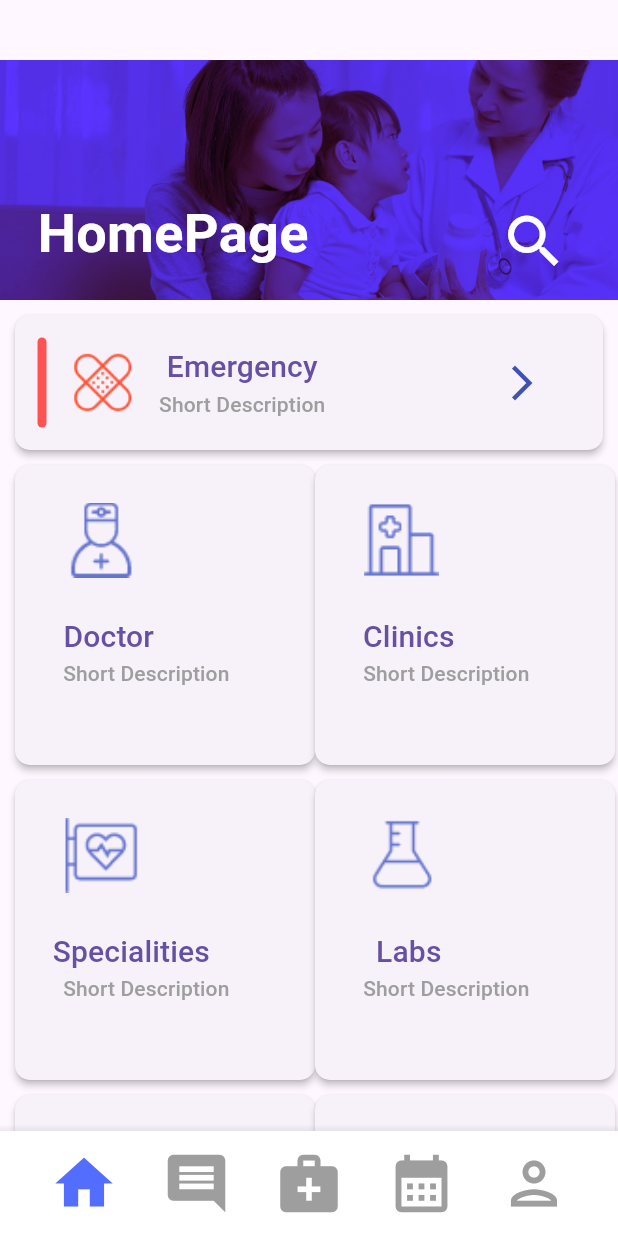
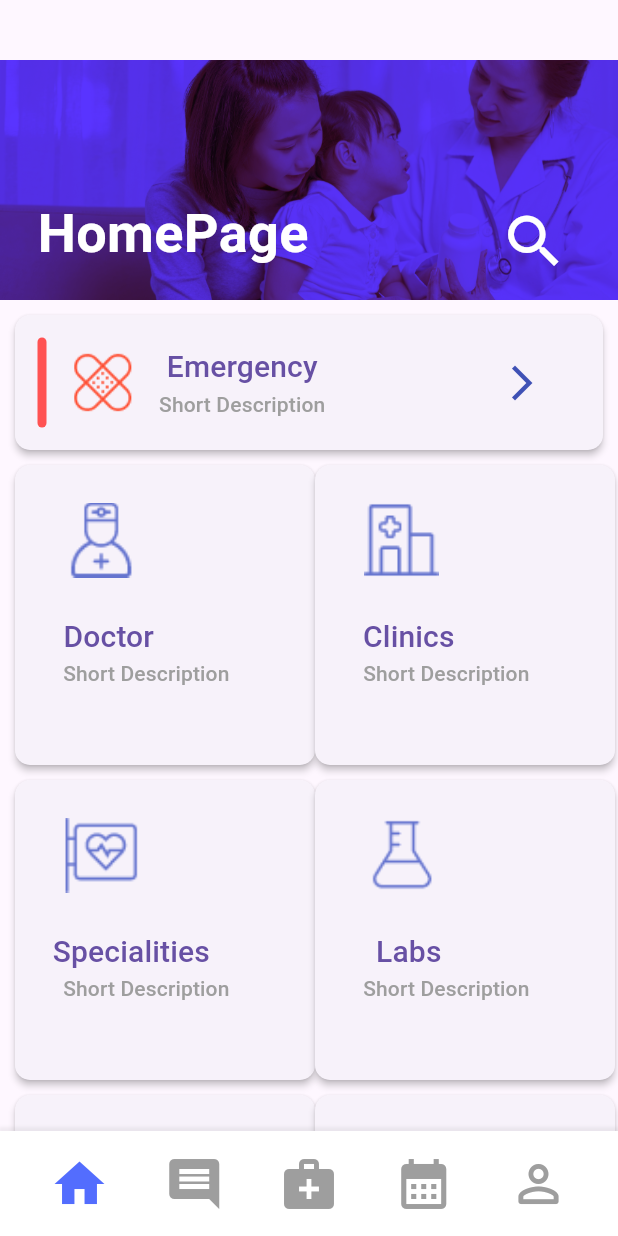
Before and after one commit to EiiMey/Digital_Clinics_App_mobile, a Flutter app: the MyHomePage screen opened by its route, on a phone screen of 412 x 824 dp. Run offline on Flutter 3.47's test engine with Material 3 defaults, Android fonts, the light colour scheme and no system bars; our stand-ins replace flutter_svg.

Commit message:
New feature

```diff
--- a/lib/home_page/home_page.dart
+++ b/lib/home_page/home_page.dart
@@ -1,8 +1,8 @@
-
 import 'package:flutter/material.dart';
 
-
-
+void main() {
+  runApp(MaterialApp(home: MyHomePage(), debugShowCheckedModeBanner: false));
+}
 
 class MyHomePage extends StatelessWidget {
   Widget build(BuildContext context) {
@@ -463,14 +463,14 @@ class MyHomePage extends StatelessWidget {
               margin: EdgeInsets.only(left: 25),
               child: IconButton(
                 onPressed: () {},
-                icon: Icon(Icons.home, size: 46, color: Colors.indigoAccent),
+                icon: Icon(Icons.home, size: 40, color: Colors.indigoAccent),
               ),
             ),
 
             Container(
               child: IconButton(
                 onPressed: () {},
-                icon: Icon(Icons.comment, size: 46, color: Colors.grey),
+                icon: Icon(Icons.comment, size: 40, color: Colors.grey),
               ),
             ),
 
@@ -481,7 +481,7 @@ class MyHomePage extends StatelessWidget {
                 },
                 icon: Icon(
                   Icons.medical_services,
-                  size: 46,
+                  size: 40,
                   color: Colors.grey,
                 ),
               ),
@@ -490,17 +490,15 @@ class MyHomePage extends StatelessWidget {
             Container(
               child: IconButton(
                 onPressed: () {},
-                icon: Icon(Icons.calendar_month, size: 46, color: Colors.grey),
+                icon: Icon(Icons.calendar_month, size: 40, color: Colors.grey),
               ),
             ),
 
             Container(
               margin: EdgeInsets.only(right: 25),
               child: IconButton(
-                onPressed: () {
-
-                },
-                icon: Icon(Icons.person_outlined, size: 46, color: Colors.grey),
+                onPressed: () {},
+                icon: Icon(Icons.person_outline_rounded, size: 40, color: Colors.grey),
               ),
             ),
           ],
@@ -508,4 +506,49 @@ class MyHomePage extends StatelessWidget {
       ),
     );
   }
+
+  // Widget _toggleButtonMenu(IconData icon, String title, BuildContext context) {
+  //   return Container(
+  //     width: 200,
+  //     height: 200,
+  //     margin: EdgeInsets.only(left: 10, top: 10),
+  //     child: ElevatedButton(
+  //       onPressed: () {
+  //         Navigator.pushNamed(context, '/doctor_page');
+  //       },
+  //       style: ElevatedButton.styleFrom(
+  //         elevation: 2,
+  //         shape: RoundedRectangleBorder(
+  //           borderRadius: BorderRadius.circular(10),
+  //         ),
+  //       ),
+  //       child: Column(
+  //         children: [
+  //           Container(
+  //             margin: EdgeInsets.only(right: 85, top: 25),
+  //             width: 50,
+  //             height: 50,
+  //             decoration: BoxDecoration(
+  //               image: DecorationImage(
+  //                 image: AssetImage('assets/images/doctor 1.png'),
+  //                 fit: BoxFit.cover,
+  //               ),
+  //             ),
+  //           ),
+  //           Container(
+  //             margin: EdgeInsets.only(right: 75, top: 25),
+  //             child: Text('Doctor', style: TextStyle(fontSize: 20)),
+  //           ),
+  //           Container(
+  //             margin: EdgeInsets.only(right: 25),
+  //             child: Text(
+  //               'Short Description',
+  //               style: TextStyle(fontSize: 14, color: Colors.grey),
+  //             ),
+  //           ),
+  //         ],
+  //       ),
+  //     ),
+  //   );
+  // }
 }
```
